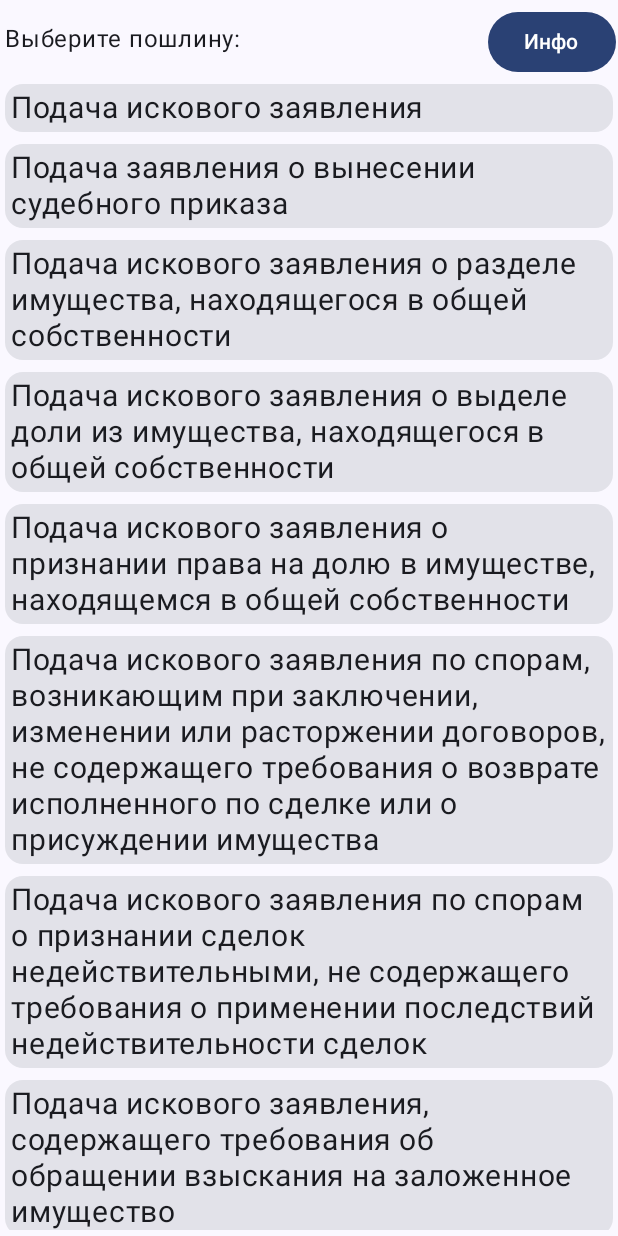
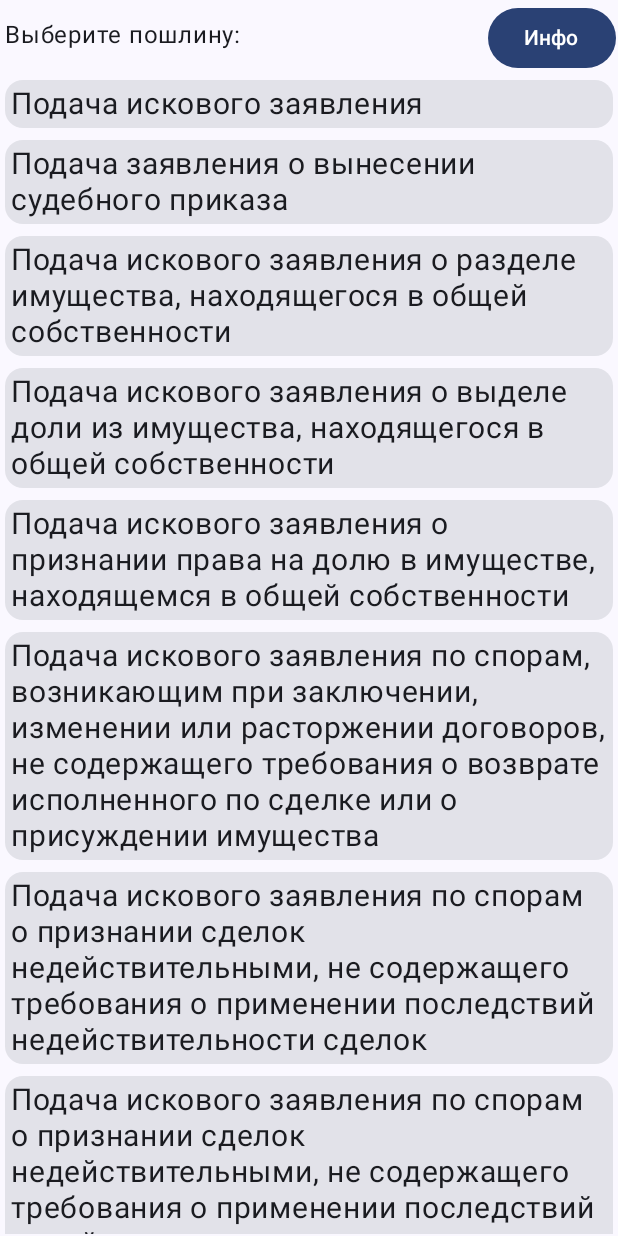
Before and after one commit to Sunight2/Poshlina, an Android app built with Jetpack Compose: the screen it shows after launch (MainActivity), on a phone screen of 412 x 824 dp. Run offline under Robolectric (Android 15) with nearby library versions, the phone set to English and light mode, and no system bars.

```diff
--- a/app/src/main/java/add/larionov/poshlina/HomeScreen.kt
+++ b/app/src/main/java/add/larionov/poshlina/HomeScreen.kt
@@ -5,4 +5,6 @@ import kotlinx.serialization.Serializable
 @Serializable
 object HomeScreen
 @Serializable
-object Home1
+object Screen1
+@Serializable
+object Screen2
--- a/app/src/main/java/add/larionov/poshlina/MainActivity.kt
+++ b/app/src/main/java/add/larionov/poshlina/MainActivity.kt
@@ -1,6 +1,7 @@
 package add.larionov.poshlina
 
 import add.larionov.poshlina.screens.MainView
+import add.larionov.poshlina.screens.NavigationApp
 import add.larionov.poshlina.screens2.Card1
 import add.larionov.poshlina.screens2.Card2
 import android.os.Bundle
@@ -24,19 +25,7 @@ class MainActivity : ComponentActivity() {
         setContent {
             PoshlinaTheme {
                 Scaffold(modifier = Modifier.fillMaxSize()) {
-                    val navController = rememberNavController()
-
-                    NavHost(navController, startDestination = HomeScreen){
-                        composable<HomeScreen> {
-                            MainView(namePoshlina = NamePoshlina(), navController)
-                        }
-                        composable<Home1> {
-                            Card1 ()
-                        }
-                        composable<Home1> {
-                            Card2 ()
-                        }
-                    }
+                    NavigationApp()
                 }
             }
         }
--- a/app/src/main/java/add/larionov/poshlina/NamePoshlina.kt
+++ b/app/src/main/java/add/larionov/poshlina/NamePoshlina.kt
@@ -2,22 +2,7 @@ package add.larionov.poshlina
 
 data class NamePoshlina (
     val poshlinaText: Array<String> = arrayOf (
-        "Подача искового заявления",
-        "Подача заявления о вынесении судебного приказа",
-        "Подача искового заявления о разделе имущества, находящегося в общей собственности",
-        "Подача искового заявления о выделе доли из имущества, находящегося " +
-                "в общей собственности",
-        "Подача искового заявления о признании права на долю в имуществе, " +
-                "находящемся в общей собственности",
-        "Подача искового заявления по спорам, возникающим при заключении, " +
-                "изменении или расторжении договоров, не содержащего требования" +
-                " о возврате исполненного по сделке или о присуждении имущества",
-        "Подача искового заявления по спорам о признании сделок недействительными, " +
-                "не содержащего требования о применении последствий недействительности сделок",
-        "Подача искового заявления, содержащего требования об обращении взыскания на заложенное имущество",
-        "Подача искового заявления, содержащего требования об обращении взыскания на заложенное имущество " +
-                "и денежное требование по солидарному обязательству, по которому уплачена государственная " +
-                "пошлина, установленная для исковых заявлений имущественного характера",
+
         "Подача искового заявления об истребовании наследниками принадлежащей им доли имущества " +
                 "при условии, что спор о признании права собственности на это имущество судом ранее был разрешен",
         "Подача искового заявления, содержащего требования о применении последствий недействительности сделок",
@@ -53,17 +38,30 @@ data class NamePoshlina (
         "Подача частной жалобы",
         "Подача кассационной жалобы на судебный приказ",
         "Подача кассационной жалобы",
-    )
+    ),
+    //val poshlinaText2: Array<String> = arrayOf (
+//        "Имущественного характера, не подлежащего оценке, а также неимущественного характера",
+//        "Имущественного характера, подлежащего оценке",
+//    ),
+    val poshlinaText1: String = "Подача искового заявления",
+    val poshlinaText2: String = "Подача заявления о вынесении судебного приказа",
+    val poshlinaText3: String = "Подача искового заявления о разделе имущества, находящегося " +
+            "в общей собственности",
+    val poshlinaText4: String = "Подача искового заявления о выделе доли из имущества, " +
+            "находящегося в общей собственности",
+    val poshlinaText5: String = "Подача искового заявления о признании права на долю в имуществе" +
+            ", находящемся в общей собственности",
+    val poshlinaText6: String = "Подача искового заявления по спорам, возникающим при заключении" +
+            ", изменении или расторжении договоров, не содержащего требования" +
+            " о возврате исполненного по сделке или о присуждении имущества",
+    val poshlinaText7: String = "Подача искового заявления по спорам о признании сделок " +
+            "недействительными, не содержащего требования о применении последствий " +
+            "недействительности сделок",
+    val poshlinaText8: String = "Подача искового заявления, содержащего требования об обращении " +
+            "взыскания на заложенное имущество",
+    val poshlinaText9: String =  "Подача искового заявления, содержащего требования об обращении" +
+            " взыскания на заложенное имущество и денежное требование по солидарному " +
+            "обязательству, по которому уплачена государственная пошлина, установленная для " +
+            "исковых заявлений имущественного характера",
+
 )
-
-
-
-
-/*
-
-сделать навигацию - почти
-доп экраны
-кнопка инфо иконка
-расчет
-
- */
--- /dev/null
+++ b/app/src/main/java/add/larionov/poshlina/screens/DataScreen1.kt
@@ -0,0 +1,34 @@
+package add.larionov.poshlina.screens
+
+import androidx.compose.foundation.clickable
+import androidx.compose.foundation.layout.Column
+import androidx.compose.foundation.layout.fillMaxWidth
+import androidx.compose.foundation.layout.padding
+import androidx.compose.material3.Card
+import androidx.compose.material3.Text
+import androidx.compose.runtime.Composable
+import androidx.compose.ui.Modifier
+import androidx.compose.ui.unit.dp
+import androidx.compose.ui.unit.sp
+
+@Composable
+fun DataScreen1(
+    onClick: () -> Unit,
+    modifier: Modifier,
+    title: String,
+) {
+    Column {
+        Card(
+            modifier
+                .fillMaxWidth()
+                .padding(horizontal = 2.dp, vertical = 4.dp)
+                .clickable {onClick()}
+        ) {
+            Text(
+                text = title,
+                fontSize = 20.sp,
+                modifier = Modifier.padding(horizontal = 4.dp, vertical = 4.dp)
+            )
+        }
+    }
+}
--- a/app/src/main/java/add/larionov/poshlina/screens/MainView.kt
+++ b/app/src/main/java/add/larionov/poshlina/screens/MainView.kt
@@ -1,6 +1,8 @@
 package add.larionov.poshlina.screens
 
 import add.larionov.poshlina.NamePoshlina
+import add.larionov.poshlina.Screen1
+import add.larionov.poshlina.Screen2
 import androidx.compose.foundation.layout.Arrangement
 import androidx.compose.foundation.layout.Box
 import androidx.compose.foundation.layout.Column
@@ -11,6 +13,8 @@ import androidx.compose.foundation.layout.fillMaxSize
 import androidx.compose.foundation.layout.fillMaxWidth
 import androidx.compose.foundation.layout.padding
 import androidx.compose.foundation.layout.safeDrawing
+import androidx.compose.foundation.rememberScrollState
+import androidx.compose.foundation.verticalScroll
 import androidx.compose.material3.Button
 import androidx.compose.material3.Text
 import androidx.compose.runtime.Composable
@@ -23,14 +27,16 @@ fun MainView(namePoshlina: NamePoshlina, navController: NavController) {
     //верхня и нижняя панель в цвет темы
     val statusBarValues = WindowInsets.safeDrawing.asPaddingValues()
     val navigationBarsPadding = WindowInsets.safeDrawing.asPaddingValues()
+    //прокрутка
+    val scrollState = rememberScrollState()
 
     Box(
         Modifier
             .fillMaxSize()
             .padding(top = statusBarValues.calculateTopPadding())
             .padding(bottom = navigationBarsPadding.calculateBottomPadding())
-            .padding(horizontal = 1.dp, vertical = 4.dp)
-    ){
+            .padding(horizontal = 1.dp, vertical = 1.dp)
+    ) {
         Column {
             Row(
                 Modifier
@@ -41,16 +47,147 @@ fun MainView(namePoshlina: NamePoshlina, navController: NavController) {
                     text = "Выберите пошлину:",
                     Modifier.padding(start = 2.dp, top = 10.dp)
                 )
-                Button(onClick = {}) {
+                Button(onClick = {navController.navigate(Screen1)}) {
                     Text(text = "Инфо")
                 }
             }
-            CardFirst1(
-                namePoshlina = NamePoshlina(),
-                modifier = Modifier,
-                names = namePoshlina.poshlinaText,
-                navController = navController
-            )
+            Box(
+                Modifier
+                    .verticalScroll(scrollState)
+            ) {
+                Column {
+                    DataScreen1(
+                        onClick = {navController.navigate(Screen1)},
+                        modifier = Modifier,
+                        title = namePoshlina.poshlinaText1
+                    )
+                    DataScreen1(
+                        onClick = {navController.navigate(Screen2)},
+                        modifier = Modifier,
+                        title = namePoshlina.poshlinaText2
+                    )
+                    DataScreen1(
+                        onClick = {},
+                        modifier = Modifier,
+                        title = namePoshlina.poshlinaText3
+                    )
+                    DataScreen1(
+                        onClick = {},
+                        modifier = Modifier,
+                        title = namePoshlina.poshlinaText4
+                    )
+                    DataScreen1(
+                        onClick = {},
+                        modifier = Modifier,
+                        title = namePoshlina.poshlinaText5
+                    )
+                    DataScreen1(
+                        onClick = {},
+                        modifier = Modifier,
+                        title = namePoshlina.poshlinaText6
+                    )
+                    DataScreen1(
+                        onClick = {},
+                        modifier = Modifier,
+                        title = namePoshlina.poshlinaText7
+                    )
+                    DataScreen1(
+                        onClick = {},
+                        modifier = Modifier,
+                        title = namePoshlina.poshlinaText7
+                    )
+                    DataScreen1(
+                        onClick = {},
+                        modifier = Modifier,
+                        title = namePoshlina.poshlinaText8
+                    )
+                    DataScreen1(
+                        onClick = {},
+                        modifier = Modifier,
+                        title = namePoshlina.poshlinaText9
+                    )
+                    DataScreen1(
+                        onClick = {},
+                        modifier = Modifier,
+                        title = ""
+                    )
+                    DataScreen1(
+                        onClick = {},
+                        modifier = Modifier,
+                        title = ""
+                    )
+                    DataScreen1(
+                        onClick = {},
+                        modifier = Modifier,
+                        title = ""
+                    )
+                    DataScreen1(
+                        onClick = {},
+                        modifier = Modifier,
+                        title = ""
+                    )
+                    DataScreen1(
+                        onClick = {},
+                        modifier = Modifier,
+                        title = ""
+                    )
+                    DataScreen1(
+                        onClick = {},
+                        modifier = Modifier,
+                        title = ""
+                    )
+                    DataScreen1(
+                        onClick = {},
+                        modifier = Modifier,
+                        title = ""
+                    )
+                    DataScreen1(
+                        onClick = {},
+                        modifier = Modifier,
+                        title = ""
+                    )
+                    DataScreen1(
+                        onClick = {},
+                        modifier = Modifier,
+                        title = ""
+                    )
+                    DataScreen1(
+                        onClick = {},
+                        modifier = Modifier,
+                        title = ""
+                    )
+                    DataScreen1(
+                        onClick = {},
+                        modifier = Modifier,
+                        title = ""
+                    )
+                    DataScreen1(
+                        onClick = {},
+                        modifier = Modifier,
+                        title = ""
+                    )
+                    DataScreen1(
+                        onClick = {},
+                        modifier = Modifier,
+                        title = ""
+                    )
+                    DataScreen1(
+                        onClick = {},
+                        modifier = Modifier,
+                        title = ""
+                    )
+                    DataScreen1(
+                        onClick = {},
+                        modifier = Modifier,
+                        title = ""
+                    )
+                    DataScreen1(
+                        onClick = {},
+                        modifier = Modifier,
+                        title = ""
+                    )
+                }
+            }
         }
     }
 }
--- /dev/null
+++ b/app/src/main/java/add/larionov/poshlina/screens/NavigationApp.kt
@@ -0,0 +1,23 @@
+package add.larionov.poshlina.screens
+
+import add.larionov.poshlina.HomeScreen
+import add.larionov.poshlina.NamePoshlina
+import add.larionov.poshlina.Screen1
+import add.larionov.poshlina.Screen2
+import add.larionov.poshlina.screens2.Card1
+import add.larionov.poshlina.screens2.Card2
+import androidx.compose.runtime.Composable
+import androidx.navigation.compose.NavHost
+import androidx.navigation.compose.composable
+import androidx.navigation.compose.rememberNavController
+
+@Composable
+fun NavigationApp() {
+    val navController = rememberNavController()
+
+    NavHost(navController = navController, startDestination = HomeScreen) {
+        composable<HomeScreen> { MainView(namePoshlina = NamePoshlina(), navController) }
+        composable<Screen1> { Card1() }
+        composable<Screen2> { Card2() }
+    }
+}
```
Also changed, not shown: app/src/main/java/add/larionov/poshlina/screens/CardFirst.kt (deleted, +0 -176 lines), app/src/main/java/add/larionov/poshlina/screens/Screen1.kt (added, +10 -0 lines), app/src/main/java/add/larionov/poshlina/screens2/Card1.kt (+14 -31 lines), app/src/main/java/add/larionov/poshlina/screens2/Card2.kt (+9 -1 lines).
